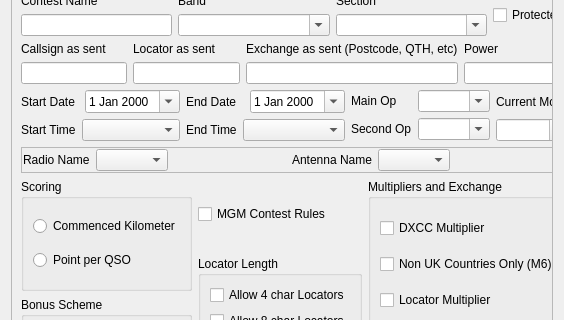
zsteva/backup-minos2, file mqt/MqtLogger/contestdetails.ui: the form before one commit; both pictures show x 0 to 564 and y 91 to 411 of the 564 by 590 pixel window.
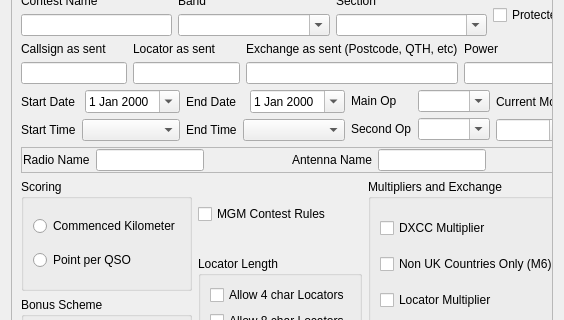
The form after the commit. Custom widgets are drawn as their Qt base class.

Commit message: revert contest details ui change antenna and radio name edit...

```diff
--- a/mqt/MqtLogger/contestdetails.ui
+++ b/mqt/MqtLogger/contestdetails.ui
@@ -581,7 +581,7 @@
            </widget>
           </item>
           <item>
-           <widget class="QComboBox" name="radioNameSel"/>
+           <widget class="QLineEdit" name="radioNameEdit"/>
           </item>
           <item>
            <spacer name="horizontalSpacer">
@@ -604,7 +604,7 @@
            </widget>
           </item>
           <item>
-           <widget class="QComboBox" name="antennaNameSel"/>
+           <widget class="QLineEdit" name="antennaNameEdit"/>
           </item>
           <item>
            <spacer name="horizontalSpacer_8">
```
The commit also changes 1 other file.
